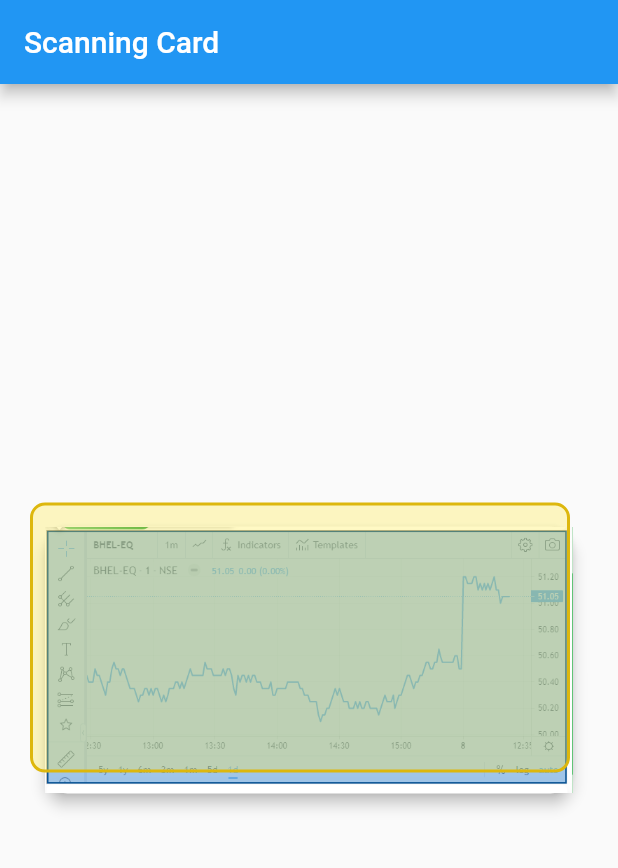
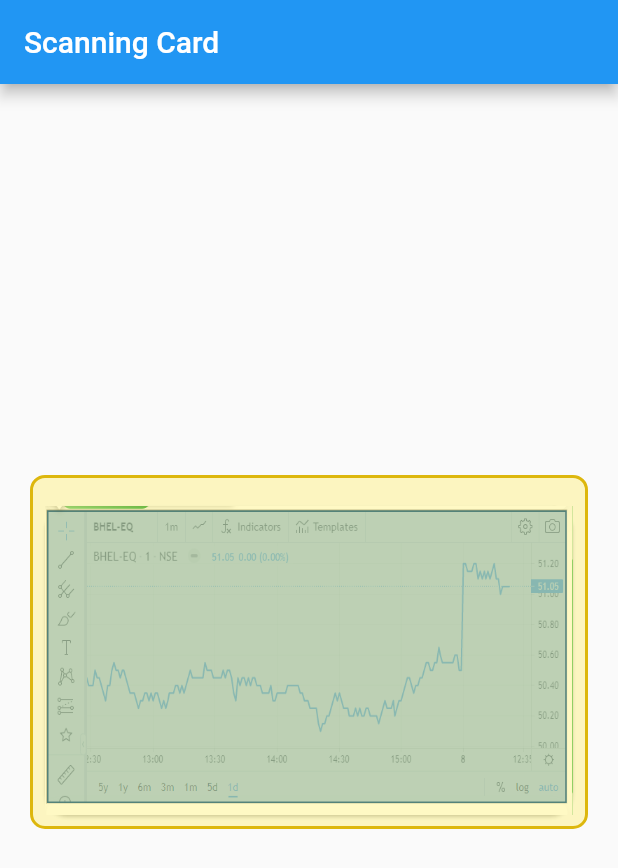
Before and after one commit to Sajna-N/flutter-animation, a Flutter app: the screen it shows after launch, on a phone screen of 412 x 824 dp. Shown: the top 868 px of the screen. Run offline on Flutter 3.47's test engine with Material 2 defaults, Android fonts, the phone set to English and light mode, and no system bars.

Commit message:
added points by avoiding hardcode values and screen size

```diff
--- a/lib/animation/scanning_animation.dart
+++ b/lib/animation/scanning_animation.dart
@@ -13,10 +13,10 @@ class ScanningAnimation extends StatefulWidget {
   }) : super(key: key);
 
   @override
-  _ScanningAnimationState createState() => _ScanningAnimationState();
+  ScanningAnimationState createState() => ScanningAnimationState();
 }
 
-class _ScanningAnimationState extends State<ScanningAnimation>
+class ScanningAnimationState extends State<ScanningAnimation>
     with SingleTickerProviderStateMixin {
   late AnimationController _animationController;
   late Animation<double> _animation;
@@ -40,20 +40,24 @@ class _ScanningAnimationState extends State<ScanningAnimation>
 
   @override
   Widget build(BuildContext context) {
-    const double cardWidth = 360;
-    const double cardHeight = 280;
-    const double rectangleHeight = 180;
+    double imageWidth = MediaQuery.of(context).size.width - 50;
+    double imageHeight = MediaQuery.of(context).size.height / 4;
+    double cardHeight = imageHeight + 120;
+    double rectangleHeight = imageHeight + 30;
 
     return Stack(children: [
       Card(
         shape: RoundedRectangleBorder(
           borderRadius: BorderRadius.circular(15),
         ),
-        elevation: 4,
+        // elevation: 4,
         margin: const EdgeInsets.fromLTRB(30, 60, 30, 60),
         child: Image.asset(
           widget.bgImage,
-          // fit: BoxFit.cover,
+          width: imageWidth,
+          height: imageHeight,
+          // color: Colors.blue,
+          fit: BoxFit.fill,
         ),
       ),
       Positioned(
@@ -64,7 +68,7 @@ class _ScanningAnimationState extends State<ScanningAnimation>
                 _animation.value * (cardHeight - rectangleHeight);
 
             return Container(
-              width: cardWidth,
+              width: imageWidth + 50,
               height: rectangleHeight,
               decoration: BoxDecoration(
                 color: widget.color.withOpacity(0.3),
```
Also changed, not shown: lib/screens/scanning_page.dart (+0 -15 lines).
